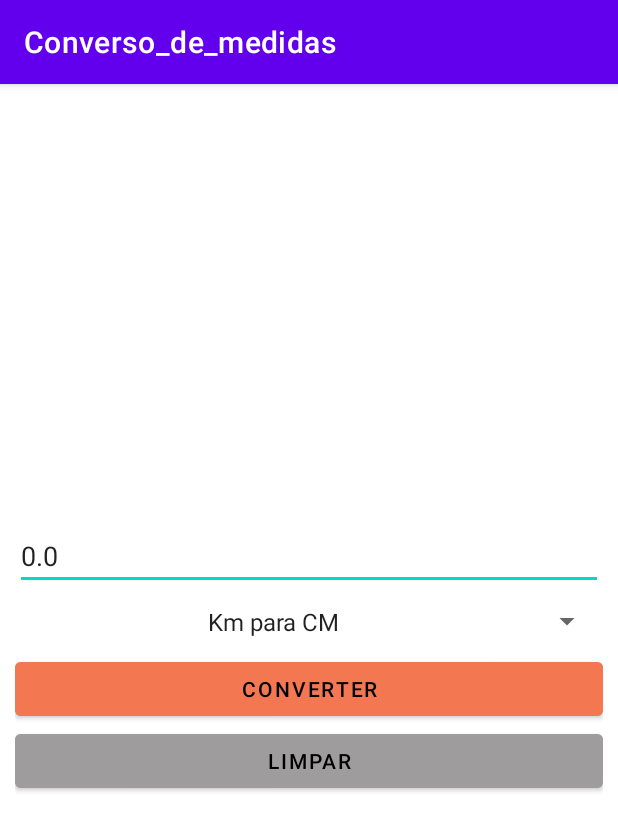
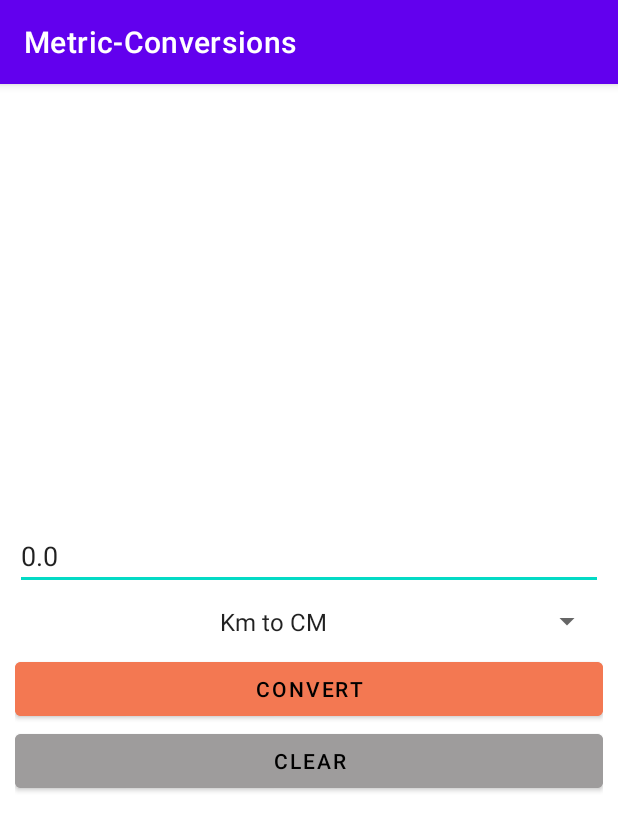
Before and after one commit to AdilsonMJ/Converso-de-medidas, an Android app: the screen it shows after launch (MainActivity), on a phone screen of 412 x 824 dp. Shown: the top 831 px of the screen. Run offline under Robolectric (Android 15) with nearby library versions, the phone set to English and light mode, and no system bars.

Commit message:
convert name and variables to english

```diff
--- a/app/src/main/AndroidManifest.xml
+++ b/app/src/main/AndroidManifest.xml
@@ -17,9 +17,6 @@
             android:name=".ResultActivity"
             android:exported="false" />
         <activity
-            android:name=".MainActivity2"
-            android:exported="false" />
-        <activity
             android:name=".MainActivity"
             android:exported="true">
             <intent-filter>
--- a/app/src/main/java/com/adilson/converso_de_medidas/MainActivity.kt
+++ b/app/src/main/java/com/adilson/converso_de_medidas/MainActivity.kt
@@ -21,12 +21,12 @@ class MainActivity : AppCompatActivity() {
 
 
     val supportCalculationStrategies = arrayOf(
-        CalculationStrategyHolder("Km para CM", KilometerToCentimetersStrategy()),
-        CalculationStrategyHolder("Km para M", KilometerToMeterStrategy()),
-        CalculationStrategyHolder("M para CM", MeterToCentimetersStrategy()),
-        CalculationStrategyHolder("M para Km", MeterToKilimeterStrategy()),
-        CalculationStrategyHolder("CM para Km", CentimetersToKilometerStrategy()),
-        CalculationStrategyHolder("CM para M", CentimetersToMetersStrategy())
+        CalculationStrategyHolder("Km to CM", KilometerToCentimetersStrategy()),
+        CalculationStrategyHolder("Km to M", KilometerToMeterStrategy()),
+        CalculationStrategyHolder("M to CM", MeterToCentimetersStrategy()),
+        CalculationStrategyHolder("M to Km", MeterToKilimeterStrategy()),
+        CalculationStrategyHolder("CM to Km", CentimetersToKilometerStrategy()),
+        CalculationStrategyHolder("CM to M", CentimetersToMetersStrategy())
     )
 
 
--- a/app/src/main/java/com/adilson/models/strategies/CentimetersToKilometerStrategy.kt
+++ b/app/src/main/java/com/adilson/models/strategies/CentimetersToKilometerStrategy.kt
@@ -3,6 +3,6 @@ package com.adilson.models.strategies
 class CentimetersToKilometerStrategy : CalculationStrategy {
     override fun calculate(value: Double): Double  = value / 100_000
 
-    override fun getResultLabel(isPlural: Boolean): String = if (isPlural) "Quilometros" else "Quilometro"
+    override fun getResultLabel(isPlural: Boolean): String = if (isPlural) "kilometers" else "kilometer"
 
 }
--- a/app/src/main/java/com/adilson/models/strategies/CentimetersToMetersStrategy.kt
+++ b/app/src/main/java/com/adilson/models/strategies/CentimetersToMetersStrategy.kt
@@ -3,5 +3,5 @@ package com.adilson.models.strategies
 class CentimetersToMetersStrategy : CalculationStrategy {
     override fun calculate(value: Double): Double = value / 100
 
-    override fun getResultLabel(isPlural: Boolean): String = if (isPlural) "Metros" else "Metro"
+    override fun getResultLabel(isPlural: Boolean): String = if (isPlural) "Meters" else "Meter"
 }
--- a/app/src/main/java/com/adilson/models/strategies/KilometerToCentimetersStrategy.kt
+++ b/app/src/main/java/com/adilson/models/strategies/KilometerToCentimetersStrategy.kt
@@ -4,5 +4,5 @@ class KilometerToCentimetersStrategy : CalculationStrategy{
     override fun calculate(value: Double): Double = value * 100_000
 
 
-    override fun getResultLabel(isPlural: Boolean): String = if(isPlural) "centimetros" else "centimetro"
+    override fun getResultLabel(isPlural: Boolean): String = if(isPlural) "Centimeters" else "Centimeter"
 }
--- a/app/src/main/java/com/adilson/models/strategies/KilometerToMeterStrategy.kt
+++ b/app/src/main/java/com/adilson/models/strategies/KilometerToMeterStrategy.kt
@@ -8,6 +8,6 @@ class KilometerToMeterStrategy : CalculationStrategy {
 
     }
 
-    override fun getResultLabel(isPlural: Boolean): String = if(isPlural) "Metros" else "Metro"
+    override fun getResultLabel(isPlural: Boolean): String = if(isPlural) "Meters" else "Meter"
 
 }
--- a/app/src/main/java/com/adilson/models/strategies/MeterToCentimetersStrategy.kt
+++ b/app/src/main/java/com/adilson/models/strategies/MeterToCentimetersStrategy.kt
@@ -3,7 +3,7 @@ package com.adilson.models.strategies
 class MeterToCentimetersStrategy : CalculationStrategy {
     override fun calculate(value: Double): Double  = value * 100
 
-    override fun getResultLabel(isPlural: Boolean): String = if (isPlural) "centimetros" else "centimentrosæ"
+    override fun getResultLabel(isPlural: Boolean): String = if (isPlural) "Centimeters" else "Centimeter"
 
 
 }
--- a/app/src/main/java/com/adilson/models/strategies/MeterToKilimeterStrategy.kt
+++ b/app/src/main/java/com/adilson/models/strategies/MeterToKilimeterStrategy.kt
@@ -5,5 +5,5 @@ class MeterToKilimeterStrategy : CalculationStrategy {
         return value / 1_000
     }
 
-    override fun getResultLabel(isPlural: Boolean): String = if (isPlural) "quilometros" else "quilometro"
+    override fun getResultLabel(isPlural: Boolean): String = if (isPlural) "kilometers" else "kilometer"
 }
--- a/app/src/main/res/layout/activity_main.xml
+++ b/app/src/main/res/layout/activity_main.xml
@@ -31,7 +31,7 @@
         android:layout_height="wrap_content"
         android:text="@string/converter"
         android:textColor="@color/black"
-        android:backgroundTint="@color/orange"
+        android:backgroundTint="@color/mandarin"
         />
 
     <Button
@@ -40,7 +40,7 @@
         android:layout_height="wrap_content"
         android:text="@string/limpar"
         android:textColor="@color/black"
-        android:backgroundTint="@color/light_grey"/>
+        android:backgroundTint="@color/spanish_gray"/>
 
 
 
--- a/app/src/main/res/layout/activity_result_activity.xml
+++ b/app/src/main/res/layout/activity_result_activity.xml
@@ -42,5 +42,5 @@
         android:text="@string/voltar"
         android:textColor="@color/black"
         android:layout_marginTop="60dp"
-        android:backgroundTint="@color/orange"/>
+        android:backgroundTint="@color/mandarin"/>
 </LinearLayout>
--- a/app/src/main/res/values/colors.xml
+++ b/app/src/main/res/values/colors.xml
@@ -9,8 +9,8 @@
     <color name="white">#FFFFFFFF</color>
 
 
-    <color name="light_grey">#9E9C9C</color>
-    <color name="orange">#F37852</color>
+    <color name="spanish_gray">#9E9C9C</color>
+    <color name="mandarin">#F37852</color>
 
 
 </resources>
--- a/app/src/main/res/values/strings.xml
+++ b/app/src/main/res/values/strings.xml
@@ -1,7 +1,7 @@
 <resources>
-    <string name="app_name">Converso_de_medidas</string>
-    <string name="limpar">Limpar</string>
-    <string name="converter">Converter</string>
-    <string name="insira_o_valor_a_ser_convertido">Insira o valor a ser convertido</string>
-    <string name="voltar">Voltar</string>
+    <string name="app_name">Metric-Conversions</string>
+    <string name="limpar">Clear</string>
+    <string name="converter">Convert</string>
+    <string name="insira_o_valor_a_ser_convertido">Fill a value to convert</string>
+    <string name="voltar">Back</string>
 </resources>
```
